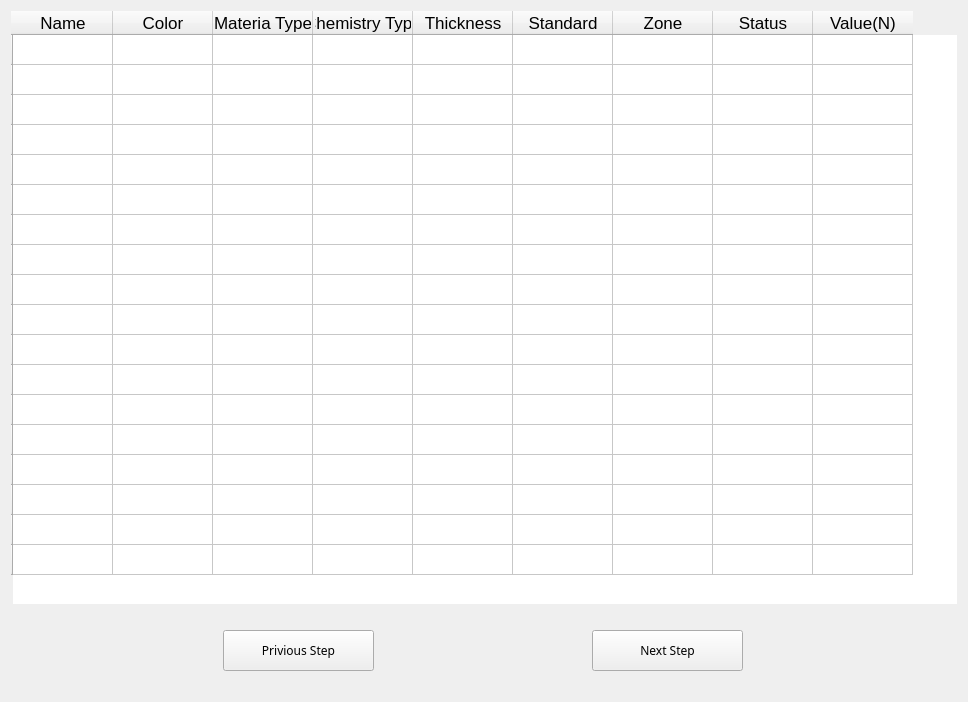
Above: Ui/sample_list.ui from tahyuu/glove_test before the change. Below: the same form after it.
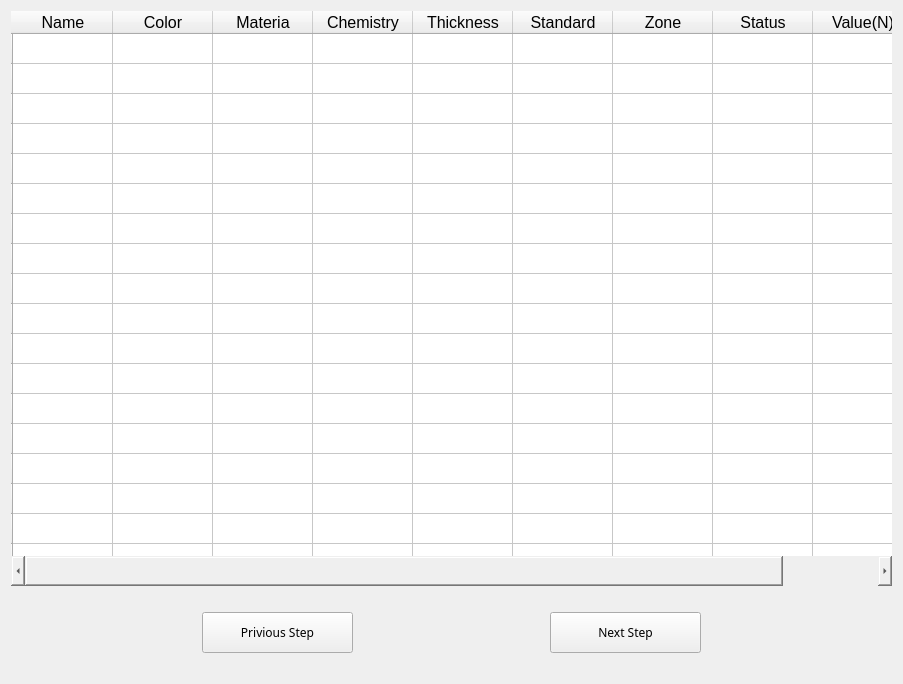
That is the form after the change.

Commit message: update the width of sample list

Patch:
```diff
--- a/Ui/sample_list.ui
+++ b/Ui/sample_list.ui
@@ -6,15 +6,15 @@
    <rect>
     <x>0</x>
     <y>0</y>
-    <width>968</width>
-    <height>702</height>
+    <width>903</width>
+    <height>684</height>
    </rect>
   </property>
   <property name="windowTitle">
    <string>Form</string>
   </property>
-  <layout class="QVBoxLayout" name="verticalLayout">
-   <item>
+  <layout class="QGridLayout" name="gridLayout">
+   <item row="0" column="0">
     <widget class="QTableWidget" name="tableWidget">
      <property name="enabled">
       <bool>true</bool>
@@ -22,7 +22,7 @@
      <property name="font">
       <font>
        <family>Arial</family>
-       <pointsize>13</pointsize>
+       <pointsize>12</pointsize>
        <weight>50</weight>
        <italic>false</italic>
        <bold>false</bold>
@@ -147,12 +147,12 @@
      </column>
      <column>
       <property name="text">
-       <string>Materia Type</string>
+       <string>Materia</string>
       </property>
      </column>
      <column>
       <property name="text">
-       <string>Chemistry Type</string>
+       <string>Chemistry</string>
       </property>
      </column>
      <column>
@@ -192,7 +192,7 @@
      </item>
     </widget>
    </item>
-   <item>
+   <item row="1" column="0">
     <layout class="QHBoxLayout" name="horizontalLayout">
      <property name="topMargin">
       <number>20</number>
```
The commit also changes 2 other files.
